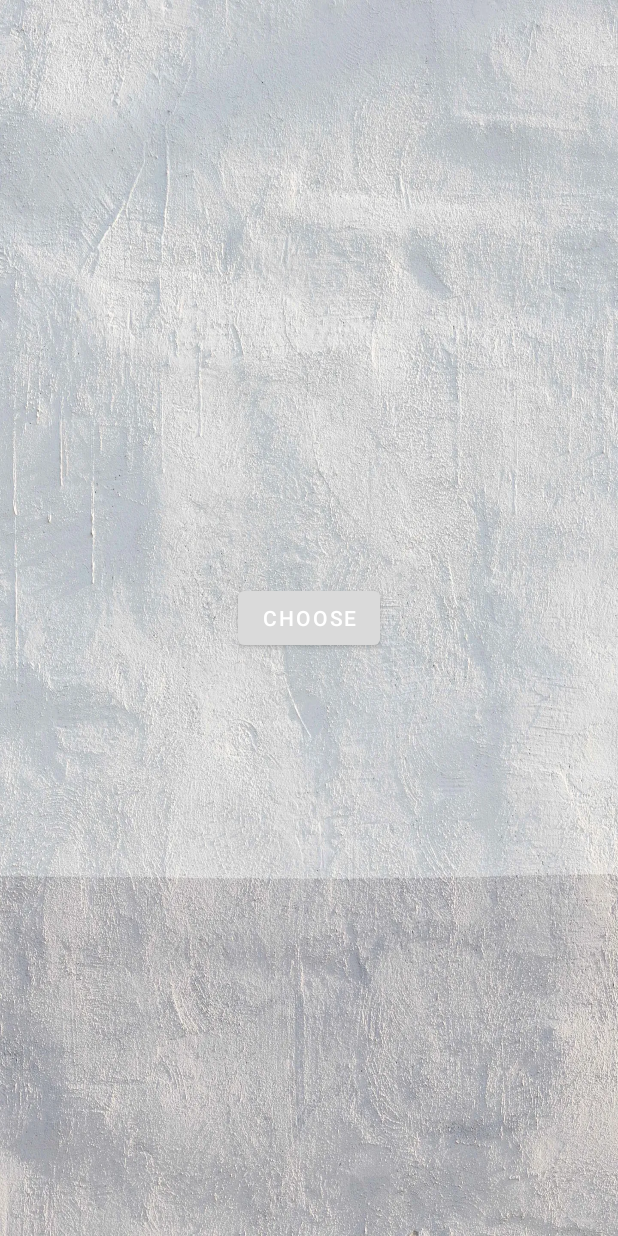
After one commit to antymistor/CVTextReader, an Android app: the MainActivity screen opened directly, with no data from a screen before it, on a phone screen of 412 x 824 dp. The commit adds this screen. Run offline under Robolectric (Android 15) with nearby library versions, the phone set to English and light mode, and no system bars.

Commit message:
fix(av): support main page

```diff
--- /dev/null
+++ b/app/src/main/java/com/example/cvtextreader/MainActivity.java
@@ -0,0 +1,76 @@
+package com.example.cvtextreader;
+
+import android.app.Activity;
+import android.content.Intent;
+import android.graphics.Color;
+import android.net.Uri;
+import android.os.Build;
+import android.os.Bundle;
+import android.os.Environment;
+import android.os.FileUtils;
+import android.view.View;
+import android.view.WindowManager;
+
+import androidx.annotation.RequiresApi;
+import androidx.appcompat.app.AppCompatActivity;
+
+import java.io.File;
+import java.io.FileOutputStream;
+import java.io.IOException;
+import java.io.InputStream;
+import java.util.Objects;
+import java.util.Timer;
+import java.util.TimerTask;
+
+/**
+ * Created by aizhiqiang on 2023/2/24
+ *
+ * @author aizhiqiang@bytedance.com
+ */
+public class MainActivity extends AppCompatActivity {
+    public void goNextpage(){
+        Intent intent = new Intent(this, FullscreenActivity.class);
+        intent.putExtra("filePath", Environment.getExternalStorageDirectory().getPath() +"/DCIM/cache.txt");
+        startActivity(intent);
+    }
+
+    @Override
+    protected void onCreate(Bundle savedInstanceState) {
+        super.onCreate(savedInstanceState);
+        Objects.requireNonNull(getSupportActionBar()).hide();
+        getWindow().addFlags(WindowManager.LayoutParams.FLAG_DRAWS_SYSTEM_BAR_BACKGROUNDS);
+        getWindow().clearFlags(WindowManager.LayoutParams.FLAG_TRANSLUCENT_STATUS);
+        getWindow().setStatusBarColor(Color.parseColor("#dadada"));
+        setContentView(R.layout.activity_main);
+        findViewById(R.id.button).setBackgroundColor(Color.parseColor("#dadada"));
+        goNextpage();
+    }
+
+    @RequiresApi(api = Build.VERSION_CODES.Q)
+    @Override
+    protected void onActivityResult(int requestCode, int resultCode, Intent data) {
+        super.onActivityResult(requestCode, resultCode, data);
+        if (resultCode == Activity.RESULT_OK) {
+            Uri uri = data.getData();
+            try {
+                InputStream is = getContentResolver().openInputStream(uri);
+                File cache = new File(Environment.getExternalStorageDirectory().getPath() +"/DCIM/cache.txt");
+                FileOutputStream fos = new FileOutputStream(cache);
+                FileUtils.copy(is, fos);
+                fos.close();
+                is.close();
+            } catch (IOException e) {
+                e.printStackTrace();
+            }
+            goNextpage();
+        }
+    }
+
+    public void startread(View view) {
+        Intent intent = new Intent(Intent.ACTION_GET_CONTENT);
+        intent.setType("text/plain");//设置类型
+        intent.addCategory(Intent.CATEGORY_OPENABLE);
+        startActivityForResult(intent, 3);
+    }
+
+}
--- a/app/src/main/java/com/example/utils/TextViewAdvance.java
+++ b/app/src/main/java/com/example/utils/TextViewAdvance.java
@@ -92,7 +92,7 @@ public class TextViewAdvance extends AppCompatTextView {
                     }
                 }
             }
-        }, 1000, 8);
+        }, 1000, 20);
     }
 
     public void pushTxt(String path){
--- /dev/null
+++ b/app/src/main/res/layout/activity_main.xml
@@ -0,0 +1,16 @@
+<?xml version="1.0" encoding="utf-8"?>
+<FrameLayout xmlns:android="http://schemas.android.com/apk/res/android"
+    xmlns:tools="http://schemas.android.com/tools"
+    android:background="@drawable/back"
+    android:layout_width="match_parent"
+    android:layout_height="match_parent">
+
+    <Button
+        android:id="@+id/button"
+        android:layout_width="wrap_content"
+        android:layout_height="wrap_content"
+        android:layout_gravity="center"
+        android:onClick="startread"
+        android:text="Choose"
+        />
+</FrameLayout>
```
Also changed, not shown: app/src/main/AndroidManifest.xml (+10 -6 lines), app/src/main/java/com/example/cvtextreader/FullscreenActivity.java (+14 -14 lines), app/src/main/res/drawable/back.webp (added).
